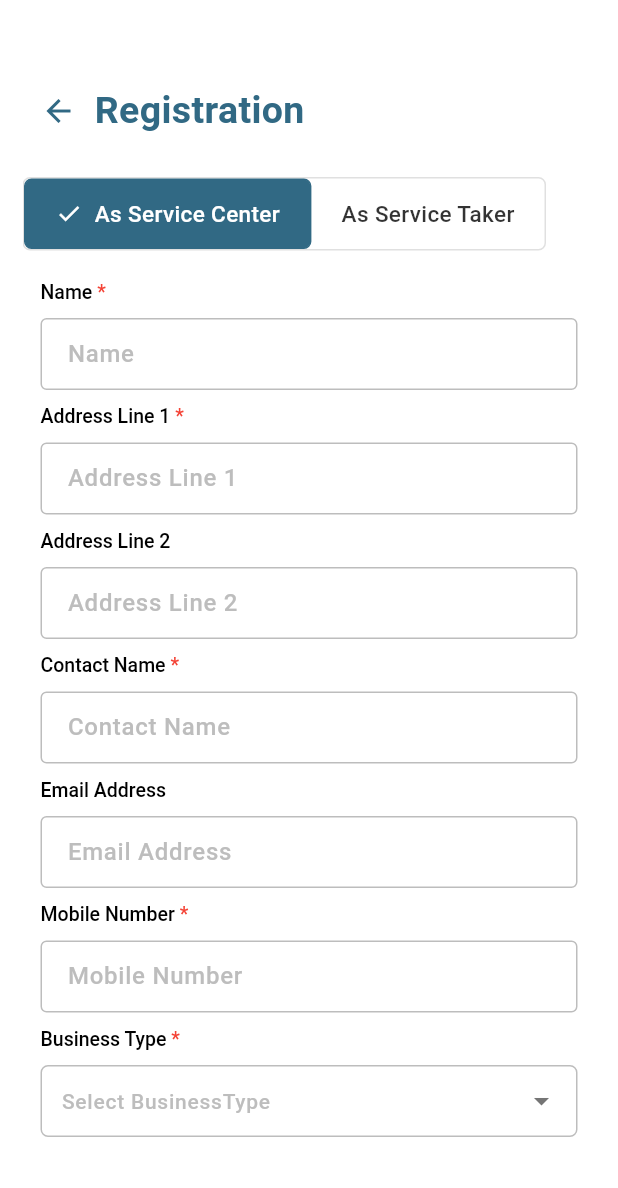
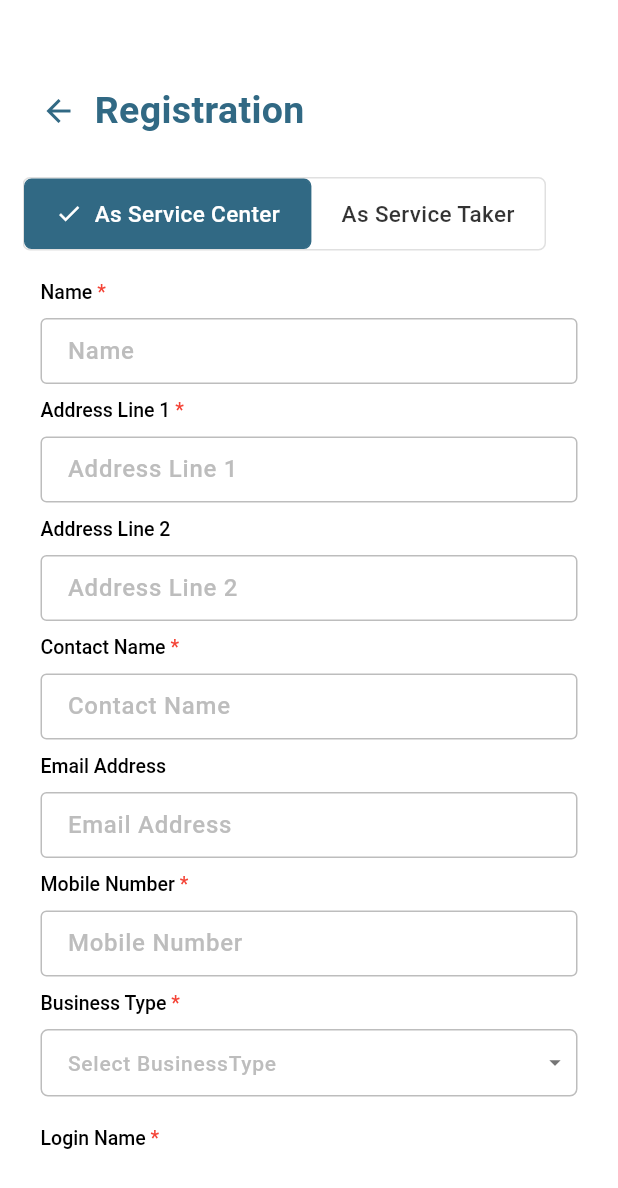
Before and after one commit to mdrakib90757/serial-management-apps., a Flutter app: the RegistrationScreen screen opened directly, on a phone screen of 412 x 824 dp. Shown: the top 1188 px of the screen. Run offline on Flutter 3.47's test engine with Material 3 defaults, Android fonts, the phone set to English and light mode, and no system bars; our stand-ins replace another_flushbar, custom_refresh_indicator, dropdown_button2, dropdown_search, flutter_dotenv, geolocator and 6 more; missing offline and left inert: day_night_time_picker; accounts and stored records are empty; network calls fail.

Commit message:
multi code update

```diff
--- a/lib/Screen/Auth_screen/registration_screen.dart
+++ b/lib/Screen/Auth_screen/registration_screen.dart
@@ -408,10 +408,11 @@
                                     controller: fieldTextEditingController,
                                     focusNode: focusNode,
                                     cursorColor: Colors.grey.shade500,
+
                                     decoration: InputDecoration(
                                       contentPadding: EdgeInsets.symmetric(
-                                        horizontal: 12,
-                                        vertical: 14,
+                                        horizontal: 14,
+                                        vertical: 10,
                                       ),
                                       isDense: true,
                                       focusedBorder: OutlineInputBorder(
@@ -430,6 +431,14 @@
                                         ),
                                       ),
                                       border: OutlineInputBorder(),
+                                      suffixIconConstraints: BoxConstraints(
+                                        minWidth: 30,
+                                        minHeight: 20,
+                                      ),
+                                      prefixIconConstraints: BoxConstraints(
+                                        minWidth: 30,
+                                        minHeight: 20,
+                                      ),
                                     ),
                                     onSubmitted: (String value) {
                                       final trimmerValue = value.trim();
@@ -554,7 +563,7 @@
                           decoration: InputDecoration(
                             contentPadding: const EdgeInsets.symmetric(
                               horizontal: 14,
-                              vertical: 12,
+                              vertical: 10,
                             ),
                             isDense: true,
                             border: OutlineInputBorder(
@@ -579,21 +588,31 @@
                               color: Colors.grey.shade400,
                               fontSize: 15,
                             ),
-                            suffixIcon: IconButton(
-                              onPressed: () {
+                            suffixIcon: GestureDetector(
+                              onTap: () {
                                 setState(() {
                                   obscureIndex1 = !obscureIndex1;
                                   _formkey.currentState?.validate();
                                 });
                               },
-                              icon: Icon(
+                              child: Icon(
                                 obscureIndex1
                                     ? Icons.visibility_off_outlined
                                     : Icons.visibility_off_outlined,
                                 color: Colors.grey.shade500,
                               ),
                             ),
+
+                            suffixIconConstraints: BoxConstraints(
+                              minWidth: 30,
+                              minHeight: 20,
+                            ),
+                            prefixIconConstraints: BoxConstraints(
+                              minWidth: 30,
+                              minHeight: 20,
+                            ),
                           ),
+
                           cursorColor: Colors.grey.shade500,
                           obscureText: obscureIndex1,
                           obscuringCharacter: "*",
@@ -742,7 +761,7 @@
                           decoration: InputDecoration(
                             contentPadding: const EdgeInsets.symmetric(
                               horizontal: 14,
-                              vertical: 12,
+                              vertical: 10,
                             ),
                             isDense: true,
                             border: OutlineInputBorder(
@@ -766,18 +785,26 @@
                               color: Colors.grey.shade400,
                               fontSize: 15,
                             ),
-                            suffixIcon: IconButton(
-                              onPressed: () {
+                            suffixIcon: GestureDetector(
+                              onTap: () {
                                 setState(() {
                                   obscureIndex1 = !obscureIndex1;
                                 });
                               },
-                              icon: Icon(
+                              child: Icon(
                                 obscureIndex1
                                     ? Icons.visibility_off_outlined
                                     : Icons.visibility_off_outlined,
                                 color: Colors.grey.shade500,
                               ),
+                            ),
+                            suffixIconConstraints: BoxConstraints(
+                              minWidth: 30,
+                              minHeight: 20,
+                            ),
+                            prefixIconConstraints: BoxConstraints(
+                              minWidth: 30,
+                              minHeight: 20,
                             ),
                           ),
                           obscureText: obscureIndex1,
--- a/lib/Screen/servicecenter_screen/serviceCenter_widget/add_service_center_tab_button/add_service_center_tab_button.dart
+++ b/lib/Screen/servicecenter_screen/serviceCenter_widget/add_service_center_tab_button/add_service_center_tab_button.dart
@@ -33,7 +33,7 @@
   @override
   Widget build(BuildContext context) {
     return Container(
-      height: 45,
+      height: 40,
       decoration: BoxDecoration(
         borderRadius: BorderRadius.circular(5.0),
         border: Border.all(color: Colors.grey.shade400),
--- a/lib/Screen/servicecenter_screen/serviceCenter_widget/add_service_center_time_picker/add_service_center_time_picker.dart
+++ b/lib/Screen/servicecenter_screen/serviceCenter_widget/add_service_center_time_picker/add_service_center_time_picker.dart
@@ -116,7 +116,7 @@
           ),
           const SizedBox(height: 8),
           Container(
-            height: 45,
+            height: 40,
             decoration: BoxDecoration(
               color: Colors.white,
               border: Border.all(color: Colors.grey.shade400, width: 1.0),
--- a/lib/Screen/servicetaker_screen/appointments_screen.dart
+++ b/lib/Screen/servicetaker_screen/appointments_screen.dart
@@ -190,8 +190,8 @@
               style: TextStyle(
                 fontSize: 22,
                 fontWeight: FontWeight.bold,
-               //color: Colors.black
-               color: AppColor().primariColor,
+                //color: Colors.black
+                color: AppColor().primariColor,
               ),
             ),
             IconButton(
--- a/lib/Screen/servicetaker_screen/serviceTakerWidget/update_bookSerialDialog/update_bookSerialDlalog.dart
+++ b/lib/Screen/servicetaker_screen/serviceTakerWidget/update_bookSerialDialog/update_bookSerialDlalog.dart
@@ -403,8 +403,8 @@
                               controller: _dateController,
                               hintText: todayString,
                               isPassword: false,
-                              suffixIcon: IconButton(
-                                onPressed: () async {
+                              suffixIcon: GestureDetector(
+                                onTap: () async {
                                   DateTime? newDate = await showDatePicker(
                                     builder: (context, child) {
                                       return Theme(
@@ -448,7 +448,7 @@
                                     });
                                   }
                                 },
-                                icon: Icon(
+                                child: Icon(
                                   Icons.date_range_outlined,
                                   color: Colors.grey.shade400,
                                 ),
--- a/lib/global_widgets/custom_dropdown/custom_dropdown.dart
+++ b/lib/global_widgets/custom_dropdown/custom_dropdown.dart
@@ -223,8 +223,6 @@
                   _closePopup();
                 }
               },
-              child: ConstrainedBox(
-                constraints: BoxConstraints(minHeight: 30),
               child: InputDecorator(
                 decoration: InputDecoration(
                   filled: true,
@@ -236,10 +234,10 @@
                     fontSize: 14,
                   ),
                   contentPadding: EdgeInsets.symmetric(
-                      horizontal: 10,
-                      vertical: 4,
+                    horizontal: 14,
+                    vertical: 12,
                   ),
-
+                  isDense: true,
                   border: OutlineInputBorder(
                     borderRadius: BorderRadius.circular(5.0),
                     borderSide: BorderSide(color: Colors.grey.shade400),
@@ -258,19 +256,24 @@
                       widget.suffixIcon ??
                       Icon(Icons.arrow_drop_down, color: iconColor),
                   errorText: state.errorText,
+                  suffixIconConstraints: BoxConstraints(
+                    minWidth: 30,
+                    minHeight: 20,
+                  ),
+                  prefixIconConstraints: BoxConstraints(
+                    minWidth: 30,
+                    minHeight: 20,
+                  ),
                 ),
                 isEmpty: state.value == null,
                 //isEmpty: state.value == null && state.errorText == null,
                 isFocused: _focusNode.hasFocus || _isPopupOpen,
                 child: Text(
-                    state.value == null
-                        ? ''
-                        : widget.itemAsString(state.value!),
+                  state.value == null ? '' : widget.itemAsString(state.value!),
                   style: TextStyle(
                     fontSize: 14.0,
                     fontWeight: FontWeight.w500,
                     color: Colors.black,
-                    ),
                   ),
                 ),
               ),
--- a/lib/global_widgets/custom_error_popup.dart
+++ b/lib/global_widgets/custom_error_popup.dart
@@ -38,7 +38,11 @@
               children: [
                 Row(
                   children: [
-                    const Icon(Icons.error_outline, color: Colors.red, size: 24),
+                    const Icon(
+                      Icons.error_outline,
+                      color: Colors.red,
+                      size: 24,
+                    ),
                     const SizedBox(width: 12),
                     const Text(
                       'Error',
--- a/lib/global_widgets/custom_textfield.dart
+++ b/lib/global_widgets/custom_textfield.dart
@@ -88,7 +88,6 @@
             return 'Enter a valid email';
           }
         }
-
         // if (widget.keyboardType == TextInputType.number &&
         //     value != null &&
         //     value.isNotEmpty) {
@@ -97,7 +96,6 @@
         //     return 'Enter a valid number';
         //   }
         // }
-
         return null;
       },
       autovalidateMode: autovalidateMode,
@@ -113,10 +111,10 @@
       obscuringCharacter: "*",
       style: widget.textStyle,
       decoration: InputDecoration(
-        constraints: BoxConstraints(),
+        //constraints: BoxConstraints(),
         contentPadding: const EdgeInsets.symmetric(
           horizontal: 14,
-          vertical: 12,
+          vertical: 10,
         ),
         isDense: true,
         border: OutlineInputBorder(
@@ -148,20 +146,24 @@
         suffixIcon: widget.suffixIcon != null
             ? widget.suffixIcon
             : widget.isPassword
-            ? IconButton(
-                onPressed: () {
+            ? GestureDetector(
+                onTap: () {
                   setState(() {
                     obscureText = !obscureText;
                   });
                 },
-                icon: Icon(
-                  obscureText ? Icons.visibility_off : Icons.visibility,
-                  color: Colors.grey.shade400,
+                child: Padding(
+                  padding: const EdgeInsets.only(right: 10),
+                  child: Icon(
+                    obscureText ? Icons.visibility_off : Icons.visibility,
+                    color: Colors.grey.shade400,
+                    size: 20,
+                  ),
                 ),
               )
             : null,
-        suffixIconConstraints: widget.suffixIconConstraints,
-        prefixIconConstraints: widget.prefixIconConstraints,
+        suffixIconConstraints: BoxConstraints(minWidth: 30, minHeight: 20),
+        prefixIconConstraints: BoxConstraints(minWidth: 30, minHeight: 20),
       ),
       cursorColor: Colors.grey.shade500,
     );
```
Also changed, not shown: lib/Screen/servicecenter_screen/serviceCenter_widget/AssignedServiceCenter/AssignedServiceCenter.dart (+9 -7 lines), lib/Screen/servicecenter_screen/serviceCenter_widget/edit_organizationInfo/edit_organizationInfo.dart (+9 -4 lines), lib/Screen/servicecenter_screen/serviceCenter_widget/weekly_offdays_dropdown/weekly_offdays_dropdown.dart (+17 -9 lines), lib/Screen/servicecenter_screen/servicecenter_settingScreen.dart (+8 -6 lines), lib/Screen/servicetaker_screen/serviceTakerWidget/serviceTakerBookSerialButton/bookSerialButtonDialog.dart (+17 -4 lines). Lines whose indentation alone changed are shown as unchanged.
